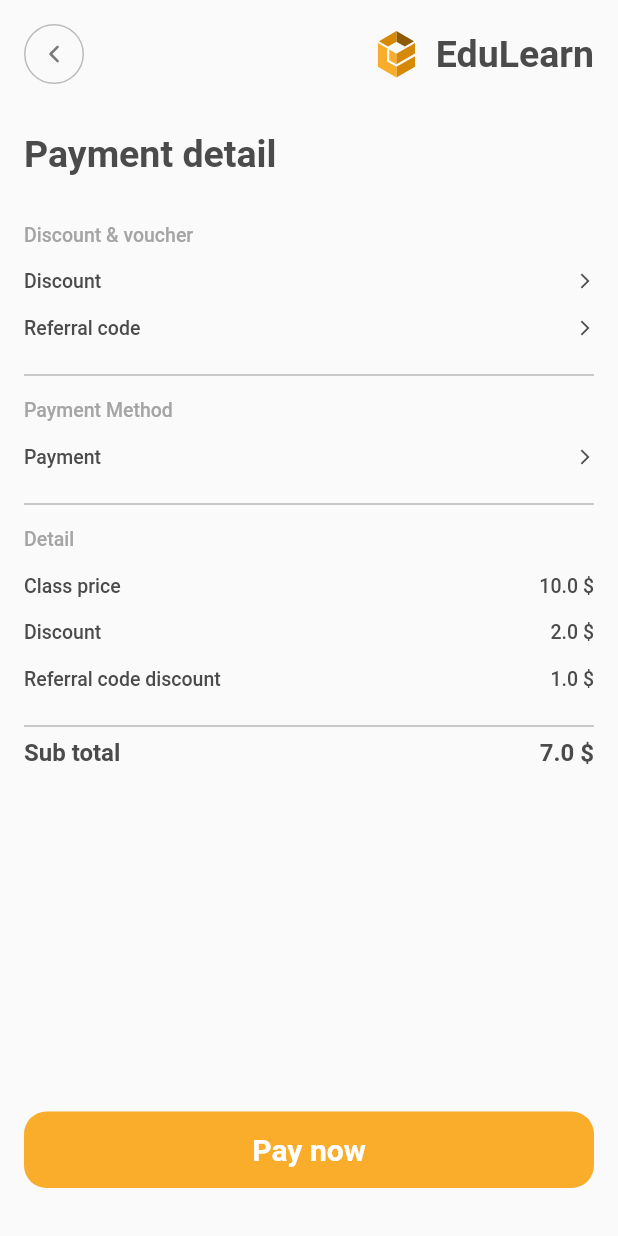
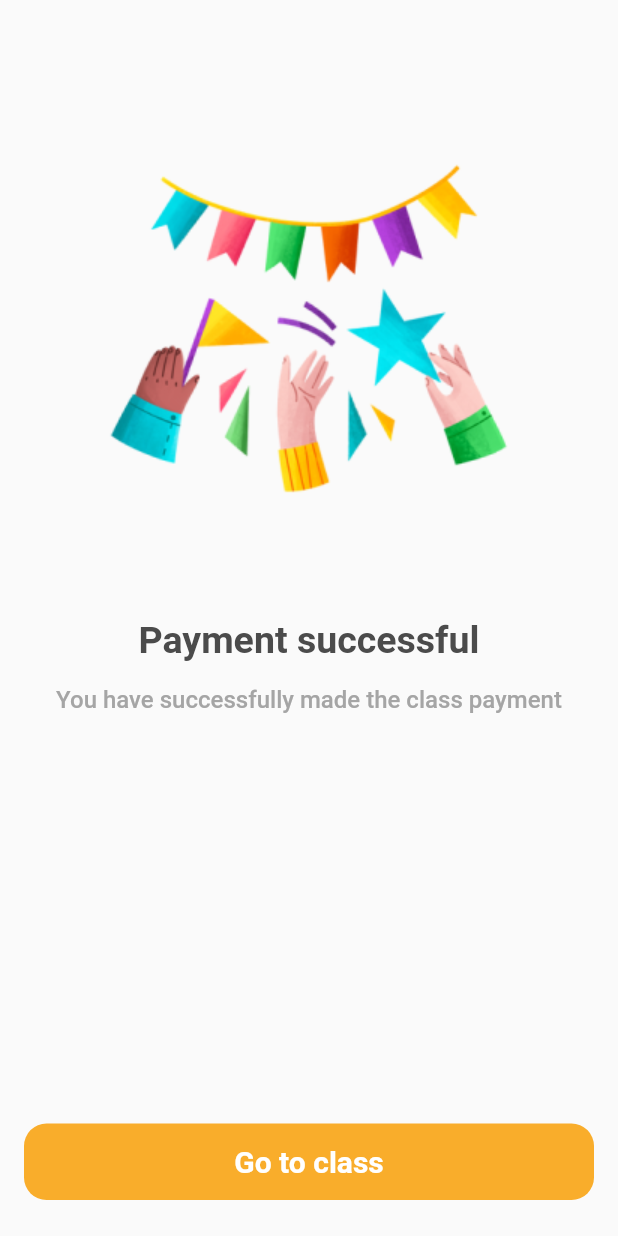
Before and after one commit to Mikel-Kolaveri/edu_learn, a Flutter app: the PaymentPage screen opened by its route, after a tap on "Pay now", on a phone screen of 412 x 824 dp. Run offline on Flutter 3.47's test engine with Material 2 defaults, Android fonts, the phone set to English and light mode, and no system bars; our stand-ins replace flutter_riverpod, flutter_svg, go_router, shared_preferences; accounts and stored records are empty; Roboto replaces fonts that are missing (Plus Jakarta Sans).

Commit message:
add page

```diff
--- a/lib/pages/payment_page.dart
+++ b/lib/pages/payment_page.dart
@@ -1,9 +1,11 @@
+import 'package:edu_learn_app/routing/routes.dart';
 import 'package:edu_learn_app/theme/colors.dart';
 import 'package:edu_learn_app/theme/fonts.dart';
 import 'package:edu_learn_app/ui/button.dart';
 import 'package:edu_learn_app/ui/header.dart';
 import 'package:edu_learn_app/utils/gap.dart';
 import 'package:flutter/material.dart';
+import 'package:go_router/go_router.dart';
 
 Text _greyText(String text) => Text(
       text,
@@ -59,7 +61,9 @@ class PaymentPage extends StatelessWidget {
           const Spacer(),
           Button(
             text: 'Pay now',
-            onTap: () {},
+            onTap: () {
+              context.go(Routes.paymentPageThankYou);
+            },
           ),
           const GapV(16),
         ],
@@ -132,6 +136,7 @@ class _DetailsSection extends StatelessWidget {
         priceRow('Referral code discount', referralCodeDiscount),
         const GapV(16),
         _divider,
+        const GapV(16),
         Row(
           mainAxisAlignment: MainAxisAlignment.spaceBetween,
           children: [
--- /dev/null
+++ b/lib/pages/thank_you_page.dart
@@ -0,0 +1,36 @@
+import 'package:edu_learn_app/theme/fonts.dart';
+import 'package:edu_learn_app/ui/button.dart';
+import 'package:edu_learn_app/utils/assets.dart';
+import 'package:edu_learn_app/utils/gap.dart';
+import 'package:flutter/cupertino.dart';
+
+class ThankYouPage extends StatelessWidget {
+  const ThankYouPage({super.key});
+
+  @override
+  Widget build(BuildContext context) {
+    return Padding(
+      padding: const EdgeInsets.only(left: 16, right: 16, top: 80, bottom: 24),
+      child: Column(
+        children: [
+          Image.asset(Assets.thankYouPageImage),
+          const GapV(32),
+          Text(
+            'Payment successful',
+            style: fonts.pjs25BlackW700,
+          ),
+          const GapV(16),
+          Text(
+            'You have successfully made the class payment',
+            style: fonts.pjs16GreyHintW500,
+          ),
+          const Spacer(),
+          Button(
+            text: 'Go to class',
+            onTap: () {},
+          )
+        ],
+      ),
+    );
+  }
+}
--- a/lib/routing/router.dart
+++ b/lib/routing/router.dart
@@ -10,6 +10,7 @@ import 'package:flutter/material.dart';
 import 'package:go_router/go_router.dart';
 
 import '../pages/payment_page.dart';
+import '../pages/thank_you_page.dart';
 import '../ui/class_card.dart';
 import '../ui/class_card_widget.dart';
 import '../utils/assets.dart';
@@ -97,9 +98,14 @@ final router = GoRouter(
         },
         routes: [
           GoRoute(
-            path: '/payment_page',
-            builder: (context, state) => const PaymentPage(),
-          )
+              path: '/payment_page',
+              builder: (context, state) => const PaymentPage(),
+              routes: [
+                GoRoute(
+                  path: 'thank_you_page',
+                  builder: (context, state) => const ThankYouPage(),
+                )
+              ])
         ])
   ],
 );
--- a/lib/routing/routes.dart
+++ b/lib/routing/routes.dart
@@ -7,4 +7,5 @@ abstract class Routes {
   static const homeClassPage = '/home/class_page';
   static const categoryPage = '/cateogory_page';
   static const paymentPage = '/payment_page';
+  static const paymentPageThankYou = '/payment_page/thank_you_page';
 }
--- a/lib/utils/assets.dart
+++ b/lib/utils/assets.dart
@@ -92,6 +92,7 @@ class Assets {
   static const String sampleMentorPicture = 'assets/sample_mentor_picture.png';
   static const String categoryPageDesignIcon =
       'assets/category_page_design_icon.svg';
+  static const String thankYouPageImage = 'assets/thank_you_page_image.png';
 
   static const String ratingStarIcon = 'assets/rating_star_icon.svg';
 }
```
Also changed, not shown: assets/thank_you_page_image.png (added).
